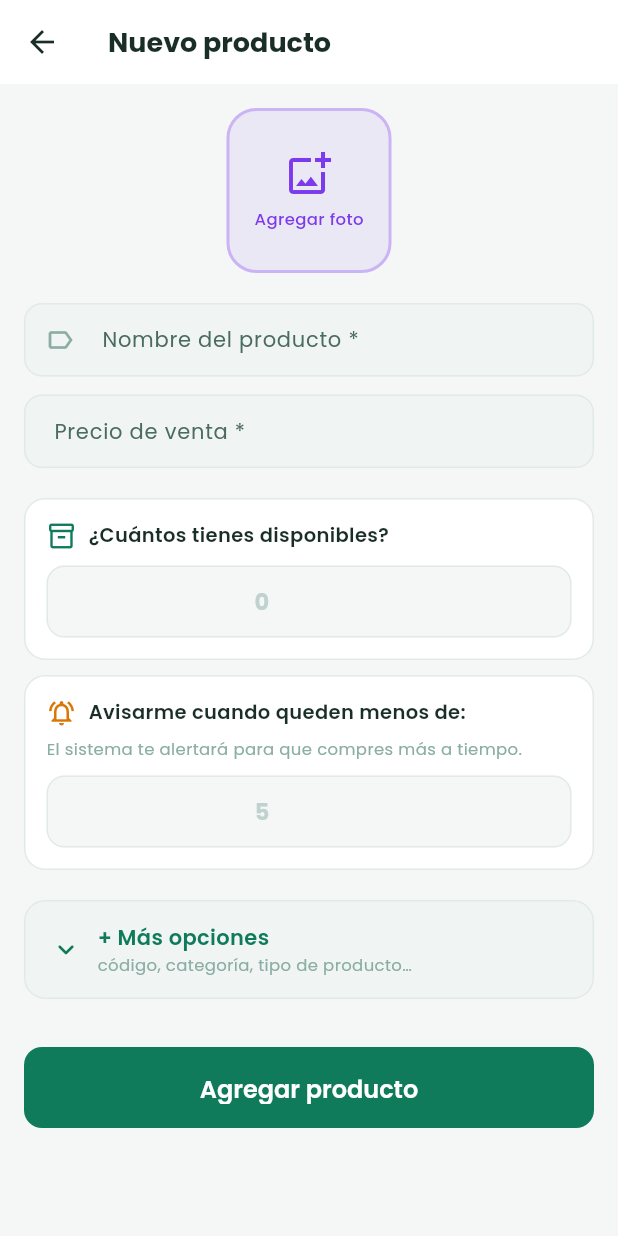
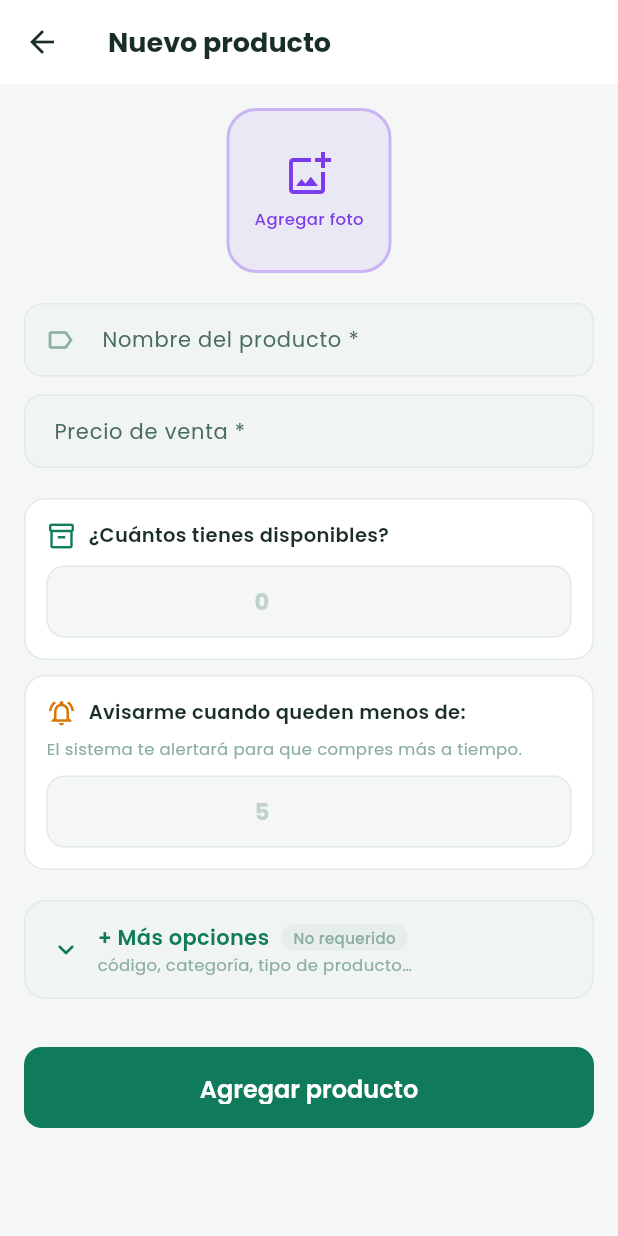
Before and after one commit to finanprojf/negociopro, a Flutter app: the ProductoFormScreen screen opened directly, on a phone screen of 412 x 824 dp. Run offline on Flutter 3.47's test engine with Material 3 defaults, Android fonts, the phone set to English and light mode, and no system bars; our stand-ins replace cached_network_image, connectivity_plus, fl_chart, flutter_local_notifications, google_fonts, image_cropper and 12 more; missing offline and left inert: in_app_update, mobile_scanner, print_bluetooth_thermal; accounts and stored records are empty.

Commit message:
feat(inventario): chip 'No requerido' en sección Más opciones
Co-Authored-By: Claude Sonnet 4.6 <noreply@anthropic.com>
Claude-Session: https://claude.ai/code/session_013RZ65A6Jgcrb4GA6Njbm71

```diff
--- a/lib/screens/inventario/producto_form_screen.dart
+++ b/lib/screens/inventario/producto_form_screen.dart
@@ -535,12 +535,26 @@ class _ProductoFormScreenState extends State<ProductoFormScreen> {
               child: Column(
                 crossAxisAlignment: CrossAxisAlignment.start,
                 children: [
+                  Row(children: [
                     Text(
                       _masOpciones ? 'Ocultar opciones' : '+ Más opciones',
                       style: const TextStyle(fontFamily: 'Poppins',
                           fontSize: 14, fontWeight: FontWeight.w600,
                           color: AppColors.primary),
                     ),
+                    const SizedBox(width: 8),
+                    Container(
+                      padding: const EdgeInsets.symmetric(horizontal: 8, vertical: 2),
+                      decoration: BoxDecoration(
+                        color: AppColors.textMuted.withValues(alpha: 0.1),
+                        borderRadius: BorderRadius.circular(20),
+                      ),
+                      child: const Text('No requerido',
+                          style: TextStyle(fontFamily: 'Poppins',
+                              fontSize: 10, fontWeight: FontWeight.w500,
+                              color: AppColors.textMuted)),
+                    ),
+                  ]),
                   if (!_masOpciones)
                     const Text(
                       'código, categoría, tipo de producto…',
```
Lines whose indentation alone changed are shown as unchanged.
